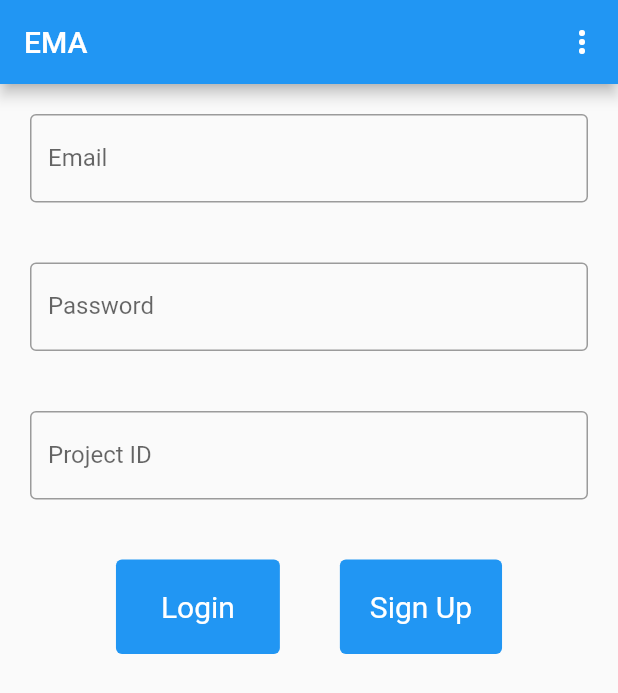
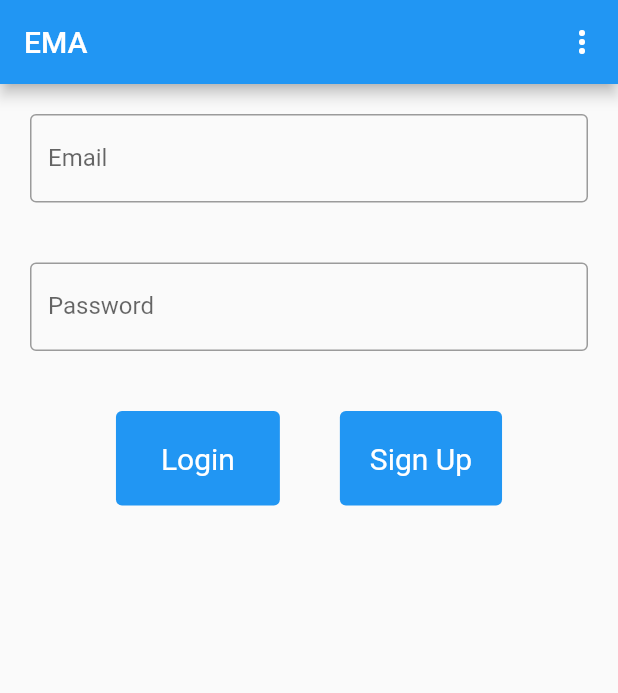
Before and after one commit to cs481-ekh/f21-ramen, a Flutter app: the screen it shows after launch, after a tap on "Login", on a phone screen of 412 x 824 dp. Shown: the top 693 px of the screen. Run offline on Flutter 3.47's test engine with Material 2 defaults, Android fonts, the phone set to English and light mode, and no system bars; our stand-ins replace cloud_firestore, firebase_analytics, firebase_auth, firebase_core, firebase_messaging, flutter_datetime_picker and 2 more; accounts and stored records are empty; network calls fail.

Commit message:
New screen for project id

```diff
--- a/lib/actions/login_actions.dart
+++ b/lib/actions/login_actions.dart
@@ -150,7 +150,7 @@ Future<dynamic> getUsersAdminPriv(String username) async {
   return data;
 }
 
-Future<String> signinUser(usernameController, passwordController, projectIdController) async {
+Future<String> signinUser(usernameController, passwordController) async {
   String errorMessage = "";
 
   // sign-in using auth
@@ -187,8 +187,6 @@ Future<String> signinUser(usernameController, passwordController, projectIdContr
       errorMessage =
       "Could not subscribe user to project using ID in database.";
       return errorMessage;
-    } else {
-      subscribeToProjectTopic(projectIdController.text);
     }
   }
   // if no errors, instantiate user instance
--- a/lib/screens/login_screen.dart
+++ b/lib/screens/login_screen.dart
@@ -1,3 +1,4 @@
+import 'package:ema/screens/user_project_id_screen.dart';
 import 'package:ema/screens/user_screen.dart';
 import 'package:ema/utils/data_classes.dart';
 import 'package:ema/utils/global_funcs.dart';
@@ -77,18 +78,6 @@ class LoginPage extends StatelessWidget {
                   )),
             ),
             Flexible(
-              flex: 3,
-              child: Padding(
-                  padding: const EdgeInsets.all(20.0),
-                  child: TextField(
-                    controller: projectIdController,
-                    decoration: const InputDecoration(
-                      border: OutlineInputBorder(),
-                      labelText: 'Project ID',
-                    ),
-                  )),
-            ),
-            Flexible(
                 flex: 3,
                 child: Row(mainAxisAlignment: MainAxisAlignment.center, children: [
                   Padding(
@@ -101,7 +90,7 @@ class LoginPage extends StatelessWidget {
                           textStyle: const TextStyle(fontSize: 20),
                           backgroundColor: Colors.blue),
                       onPressed: () async {
-                        String userSigninCheck = await signinUser(usernameController, passwordController, projectIdController);
+                        String userSigninCheck = await signinUser(usernameController, passwordController);
                         bool isAdmin = false;
                         if(InternalUser.instance()?.isAdmin == true){
                             isAdmin = true;
@@ -155,10 +144,6 @@ class LoginPage extends StatelessWidget {
                         RegExp exp = RegExp(r"\w+@.*\.(edu|com)");
                         bool validEmail = exp.hasMatch(usernameController.text);
                         String error = "";
-                        if (validEmail) {
-                          error = await addNewUser(usernameController, passwordController, projectIdController);
-                        }
-
                         isEmpty
                             ? showDialog(
                             context: context,
@@ -187,7 +172,7 @@ class LoginPage extends StatelessWidget {
                             ? Navigator.push(
                             context,
                             MaterialPageRoute(
-                                builder: (context) => UserPage()))
+                                builder: (context) => ProjectIdPage(usernameController: usernameController, passwordController: passwordController, projectIdController: projectIdController)))
                             : showDialog(
                             context: context,
                             builder: (BuildContext context) {
--- a/lib/screens/user_screen.dart
+++ b/lib/screens/user_screen.dart
@@ -133,7 +133,13 @@ class _UserPageState extends State<UserPage> {
     return Scaffold(
       appBar: AppBar(
         title: const Text('EMA'),
+        leading: IconButton(
+            icon: const Icon(Icons.arrow_back),
+            onPressed: () {
+              Navigator.of(context).popUntil((route) => route.isFirst);
+            }),
       ),
+
       // body is majority of the screen
       body: Center(
         child: Column(
```
Also changed, not shown: lib/screens/user_project_id_screen.dart (added, +68 -0 lines), pubspec.lock.
